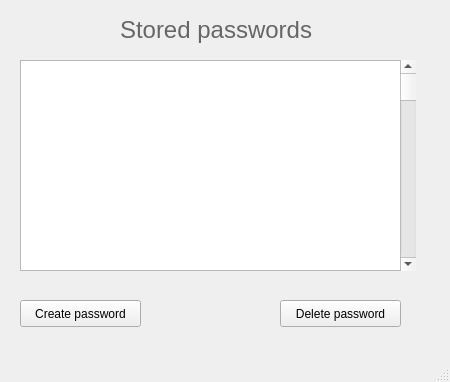
password-manager/linux, file guis/passwordList.ui: the form before one commit.
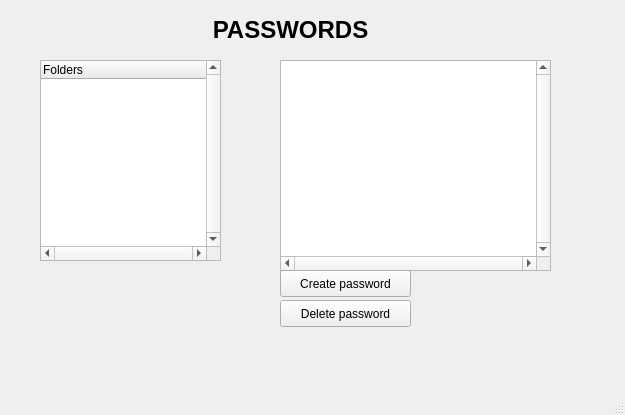
The form after the commit.

Diff of the .ui file:
```diff
--- a/guis/passwordList.ui
+++ b/guis/passwordList.ui
@@ -6,8 +6,8 @@
    <rect>
     <x>0</x>
     <y>0</y>
-    <width>450</width>
-    <height>382</height>
+    <width>625</width>
+    <height>415</height>
    </rect>
   </property>
   <property name="windowTitle">
@@ -19,7 +19,7 @@
      <rect>
       <x>280</x>
       <y>300</y>
-      <width>121</width>
+      <width>131</width>
       <height>27</height>
      </rect>
     </property>
@@ -27,25 +27,12 @@
      <string>Delete password</string>
     </property>
    </widget>
-   <widget class="QScrollBar" name="verticalScrollBar">
-    <property name="geometry">
-     <rect>
-      <x>400</x>
-      <y>60</y>
-      <width>16</width>
-      <height>211</height>
-     </rect>
-    </property>
-    <property name="orientation">
-     <enum>Qt::Vertical</enum>
-    </property>
-   </widget>
    <widget class="QPushButton" name="createButton">
     <property name="geometry">
      <rect>
-      <x>20</x>
-      <y>300</y>
-      <width>121</width>
+      <x>280</x>
+      <y>270</y>
+      <width>131</width>
       <height>27</height>
      </rect>
     </property>
@@ -56,17 +43,23 @@
    <widget class="QListView" name="passwordsView">
     <property name="geometry">
      <rect>
-      <x>20</x>
+      <x>280</x>
       <y>60</y>
-      <width>381</width>
+      <width>271</width>
       <height>211</height>
      </rect>
     </property>
+    <property name="verticalScrollBarPolicy">
+     <enum>Qt::ScrollBarAlwaysOn</enum>
+    </property>
+    <property name="horizontalScrollBarPolicy">
+     <enum>Qt::ScrollBarAlwaysOn</enum>
+    </property>
    </widget>
    <widget class="QLabel" name="label">
     <property name="geometry">
      <rect>
-      <x>120</x>
+      <x>190</x>
       <y>10</y>
       <width>201</width>
       <height>41</height>
@@ -76,7 +69,7 @@
      <enum>QFrame::NoFrame</enum>
     </property>
     <property name="text">
-     <string>&lt;html&gt;&lt;head/&gt;&lt;body&gt;&lt;p&gt;&lt;span style=&quot; font-size:18pt; color:#666666;&quot;&gt;Stored passwords&lt;/span&gt;&lt;/p&gt;&lt;/body&gt;&lt;/html&gt;</string>
+     <string>&lt;html&gt;&lt;head/&gt;&lt;body&gt;&lt;p align=&quot;center&quot;&gt;&lt;span style=&quot; font-size:18pt; font-weight:600;&quot;&gt;PASSWORDS&lt;/span&gt;&lt;/p&gt;&lt;/body&gt;&lt;/html&gt;</string>
     </property>
     <property name="textFormat">
      <enum>Qt::AutoText</enum>
@@ -85,6 +78,39 @@
      <number>0</number>
     </property>
    </widget>
+   <widget class="QTreeWidget" name="FolderStructureTreeWidget">
+    <property name="geometry">
+     <rect>
+      <x>40</x>
+      <y>60</y>
+      <width>181</width>
+      <height>201</height>
+     </rect>
+    </property>
+    <property name="contextMenuPolicy">
+     <enum>Qt::DefaultContextMenu</enum>
+    </property>
+    <property name="acceptDrops">
+     <bool>false</bool>
+    </property>
+    <property name="verticalScrollBarPolicy">
+     <enum>Qt::ScrollBarAlwaysOn</enum>
+    </property>
+    <property name="horizontalScrollBarPolicy">
+     <enum>Qt::ScrollBarAlwaysOn</enum>
+    </property>
+    <attribute name="headerVisible">
+     <bool>true</bool>
+    </attribute>
+    <attribute name="headerCascadingSectionResizes">
+     <bool>false</bool>
+    </attribute>
+    <column>
+     <property name="text">
+      <string>Folders</string>
+     </property>
+    </column>
+   </widget>
    <zorder>passwordsView</zorder>
    <zorder>deleteButton</zorder>
    <zorder>createButton</zorder>
```
Left out of the diff: 9 changed lines with no effect on the pictures.
